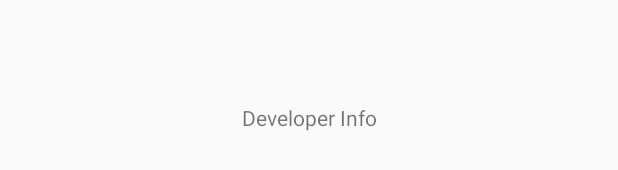
After one commit to jaydholakiya/digiM, an Android app: the layout developer_info.xml on its own in the app's theme, with its tools: preview values and no code run, on a phone screen of 412 x 824 dp. The commit adds this screen. Shown: the part 510-680 px from the top of the screen. Run offline under Robolectric (Android 15) with nearby library versions, the phone set to English and light mode, and no system bars.

Commit message:
Fixed bug of app crash when clicked on navigation item. And implemented three framents of about us,contact us, and developer info

```diff
--- /dev/null
+++ b/app/src/main/res/layout/developer_info.xml
@@ -0,0 +1,18 @@
+<?xml version="1.0" encoding="utf-8"?>
+<androidx.constraintlayout.widget.ConstraintLayout
+    xmlns:android="http://schemas.android.com/apk/res/android"
+    xmlns:app="http://schemas.android.com/apk/res-auto"
+    xmlns:tools="http://schemas.android.com/tools"
+    android:layout_width="match_parent"
+    android:layout_height="match_parent">
+
+    <TextView
+        android:id="@+id/textView"
+        android:layout_width="wrap_content"
+        android:layout_height="wrap_content"
+        android:layout_marginBottom="396dp"
+        android:text="Developer Info"
+        app:layout_constraintBottom_toBottomOf="parent"
+        app:layout_constraintEnd_toEndOf="parent"
+        app:layout_constraintStart_toStartOf="parent" />
+</androidx.constraintlayout.widget.ConstraintLayout>
--- a/app/src/main/res/menu/drawer_menu.xml
+++ b/app/src/main/res/menu/drawer_menu.xml
@@ -1,10 +1,6 @@
 <?xml version="1.0" encoding="utf-8"?>
 <menu xmlns:android="http://schemas.android.com/apk/res/android">
-    <group>
-        <item
-        android:id="@+id/login"
-        android:icon="@drawable/ic_login_24dp"
-        android:title="Login"/>
+    <group android:checkableBehavior="single">
         <item
             android:id="@+id/aboutUs"
             android:icon="@drawable/ic_about_us_24dp"
```
Also changed, not shown: app/src/main/java/com/jnd/digim/AboutUs.java (+15 -1 lines), app/src/main/java/com/jnd/digim/ContactUs.java (+15 -1 lines), app/src/main/java/com/jnd/digim/DeveloperInfo.java (+15 -1 lines), app/src/main/java/com/jnd/digim/HomeActivity.java (+18 -13 lines), app/src/main/res/layout/about_us.xml (added, +19 -0 lines), app/src/main/res/layout/contact_us.xml (added, +18 -0 lines), app/src/main/res/layout/toolbar.xml (+27 -3 lines).
